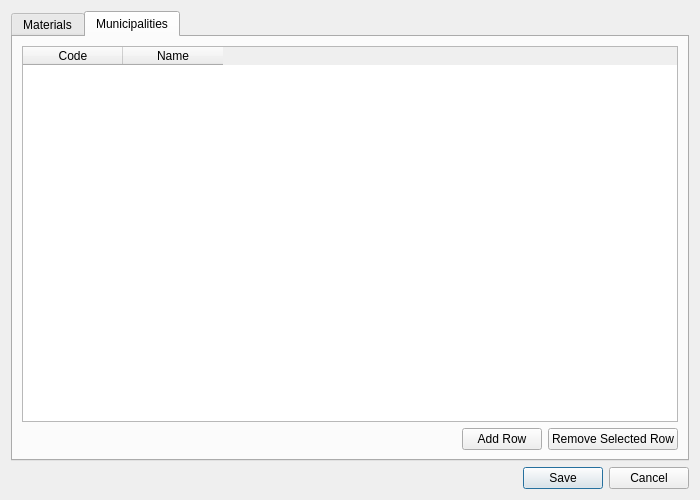
Before: the Qt Designer form reneW/parameter_editor_dialog.ui in d3dm3m/reneW, drawn with Qt 5.
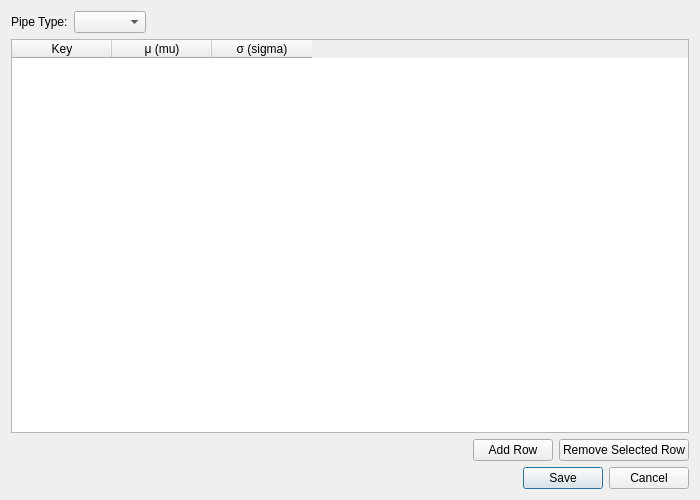
After: the same form once the commit is applied. The open tabs and pages were chosen to show the change.

What changed in the file:
```diff
--- a/reneW/parameter_editor_dialog.ui
+++ b/reneW/parameter_editor_dialog.ui
@@ -15,16 +15,6 @@
   </property>
   <layout class="QVBoxLayout" name="verticalLayout">
    <item>
-    <widget class="QTabWidget" name="mTabWidget">
-     <property name="currentIndex">
-      <number>0</number>
-     </property>
-     <widget class="QWidget" name="mMaterialsTab">
-      <attribute name="title">
-       <string>Materials</string>
-      </attribute>
-      <layout class="QVBoxLayout" name="verticalLayout_2">
-       <item>
         <layout class="QHBoxLayout" name="horizontalLayout">
          <item>
           <widget class="QLabel" name="label">
@@ -63,32 +53,12 @@
          </column>
          <column>
           <property name="text">
-           <string>Keywords (comma-separated)</string>
+       <string>μ (mu)</string>
           </property>
          </column>
          <column>
           <property name="text">
-           <string>Year Min</string>
-          </property>
-         </column>
-         <column>
-          <property name="text">
-           <string>Year Max</string>
-          </property>
-         </column>
-         <column>
-          <property name="text">
-           <string>Param 'a'</string>
-          </property>
-         </column>
-         <column>
-          <property name="text">
-           <string>Param 'b'</string>
-          </property>
-         </column>
-         <column>
-          <property name="text">
-           <string>Param 'c'</string>
+       <string>σ (sigma)</string>
           </property>
          </column>
         </widget>
@@ -123,65 +93,6 @@
           </widget>
          </item>
         </layout>
-       </item>
-      </layout>
-     </widget>
-     <widget class="QWidget" name="mMunicipalitiesTab">
-      <attribute name="title">
-       <string>Municipalities</string>
-      </attribute>
-      <layout class="QVBoxLayout" name="verticalLayout_3">
-       <item>
-        <widget class="QTableWidget" name="mMunicipalitiesTable">
-         <property name="sortingEnabled">
-          <bool>true</bool>
-         </property>
-         <column>
-          <property name="text">
-           <string>Code</string>
-          </property>
-         </column>
-         <column>
-          <property name="text">
-           <string>Name</string>
-          </property>
-         </column>
-        </widget>
-       </item>
-       <item>
-        <layout class="QHBoxLayout" name="horizontalLayout_3">
-         <item>
-          <spacer name="horizontalSpacer_3">
-           <property name="orientation">
-            <enum>Qt::Horizontal</enum>
-           </property>
-           <property name="sizeHint" stdset="0">
-            <size>
-             <width>40</width>
-             <height>20</height>
-            </size>
-           </property>
-          </spacer>
-         </item>
-         <item>
-          <widget class="QPushButton" name="mBtnAddMunicipalityRow">
-           <property name="text">
-            <string>Add Row</string>
-           </property>
-          </widget>
-         </item>
-         <item>
-          <widget class="QPushButton" name="mBtnRemoveMunicipalityRow">
-           <property name="text">
-            <string>Remove Selected Row</string>
-           </property>
-          </widget>
-         </item>
-        </layout>
-       </item>
-      </layout>
-     </widget>
-    </widget>
    </item>
    <item>
     <widget class="QDialogButtonBox" name="mButtonBox">
```
Left out of the diff: 4 changed lines with no effect on the pictures. Lines whose indentation alone changed are shown as unchanged.
